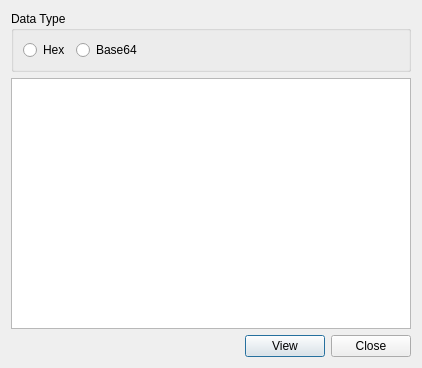
jykim74/BerEditor, file BerViewer/insert_data_dlg.ui: the form before one commit.
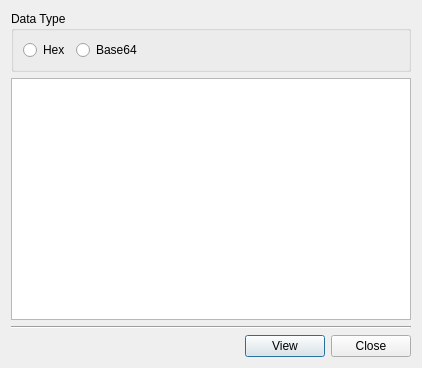
The form after the commit.

```diff
--- a/BerViewer/insert_data_dlg.ui
+++ b/BerViewer/insert_data_dlg.ui
@@ -14,7 +14,7 @@
    <string>Insert data</string>
   </property>
   <layout class="QGridLayout" name="gridLayout">
-   <item row="2" column="0">
+   <item row="3" column="0">
     <layout class="QGridLayout" name="gridLayout_2">
      <property name="topMargin">
       <number>0</number>
@@ -100,6 +100,13 @@
      </property>
     </widget>
    </item>
+   <item row="2" column="0">
+    <widget class="Line" name="line">
+     <property name="orientation">
+      <enum>Qt::Horizontal</enum>
+     </property>
+    </widget>
+   </item>
   </layout>
  </widget>
  <resources/>
```
Left out of the diff: 7 changed lines with no effect on the pictures.
